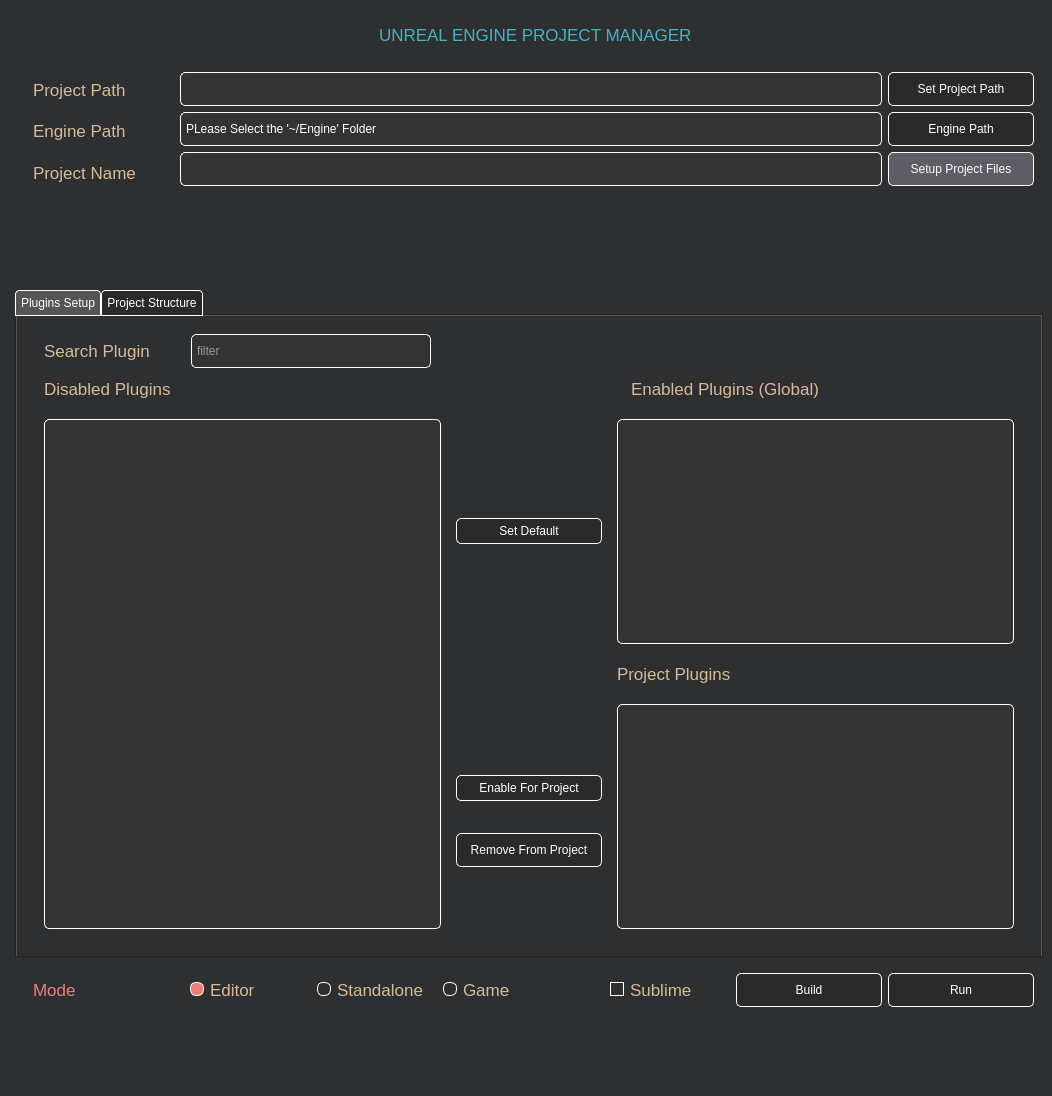
Old version of the form UnrealProjectSetup/mainwindow.ui in the repository PentaPixelsUE/Unreal-Engine-Project-manager.
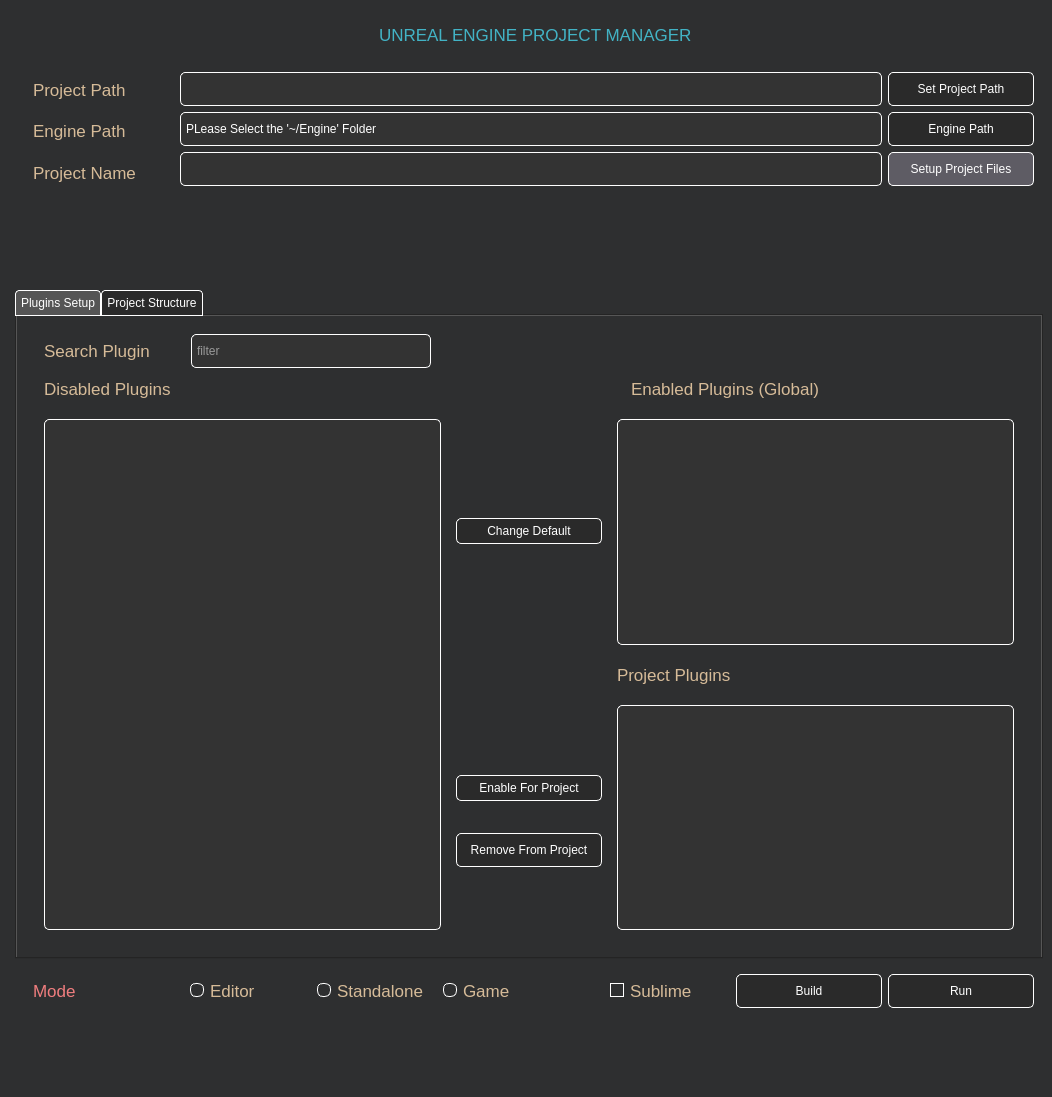
New version of the form. Icons and pictures are not drawn.

```diff
--- a/UnrealProjectSetup/mainwindow.ui
+++ b/UnrealProjectSetup/mainwindow.ui
@@ -7,7 +7,7 @@
     <x>0</x>
     <y>0</y>
     <width>1052</width>
-    <height>1096</height>
+    <height>1097</height>
    </rect>
   </property>
   <property name="sizePolicy">
@@ -276,7 +276,7 @@
                   <x>0</x>
                   <y>0</y>
                   <width>404</width>
-                  <height>461</height>
+                  <height>462</height>
                  </rect>
                 </property>
                 <layout class="QGridLayout" name="gridLayout_2">
@@ -378,7 +378,7 @@
 </string>
                  </property>
                  <property name="text">
-                  <string>Set Default</string>
+                  <string>Change Default</string>
                  </property>
                 </widget>
                </item>
@@ -511,7 +511,7 @@
                     <x>0</x>
                     <y>0</y>
                     <width>402</width>
-                    <height>206</height>
+                    <height>207</height>
                    </rect>
                   </property>
                   <layout class="QGridLayout" name="gridLayout">
@@ -1401,7 +1401,7 @@
               <string>Editor</string>
              </property>
              <property name="checked">
-              <bool>true</bool>
+              <bool>false</bool>
              </property>
             </widget>
            </item>
@@ -1452,6 +1452,12 @@
              <property name="text">
               <string>Standalone</string>
              </property>
+             <property name="checkable">
+              <bool>true</bool>
+             </property>
+             <property name="checked">
+              <bool>false</bool>
+             </property>
             </widget>
            </item>
            <item>
```
Left out of the diff: 2 changed lines with no effect on the pictures.
